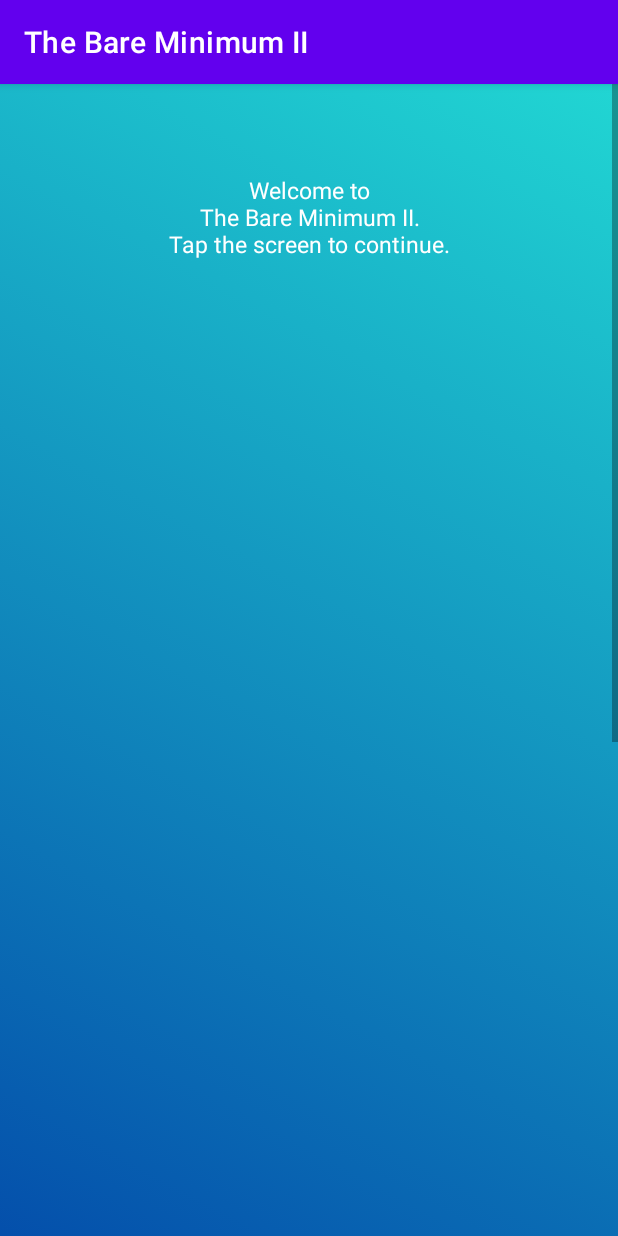
After one commit to cathald96/TheBareMinimumII, an Android app: the WelcomeActivity screen opened directly, with no data from a screen before it, on a phone screen of 412 x 824 dp. The commit adds this screen. Run offline under Robolectric (Android 15) with nearby library versions, the phone set to English and light mode, and no system bars; our stand-ins replace Firebase (no records; nobody signed in at launch, a user with empty details on screens opened directly).

Commit message:
new activities and java files

```diff
--- a/app/src/main/AndroidManifest.xml
+++ b/app/src/main/AndroidManifest.xml
@@ -9,6 +9,7 @@
         android:roundIcon="@mipmap/ic_launcher_round"
         android:supportsRtl="true"
         android:theme="@style/Theme.TheBareMinimumII">
+        <activity android:name=".WelcomeActivity"></activity>
         <activity android:name=".MainActivity">
             <intent-filter>
                 <action android:name="android.intent.action.MAIN" />
--- /dev/null
+++ b/app/src/main/java/com/example/thebareminimumii/WelcomeActivity.java
@@ -0,0 +1,106 @@
+package com.example.thebareminimumii;
+
+import androidx.annotation.NonNull;
+import androidx.appcompat.app.AppCompatActivity;
+import android.content.Intent;
+import android.os.Bundle;
+import android.os.SystemClock;
+import android.view.MotionEvent;
+import android.view.View;
+import android.widget.Button;
+import android.widget.EditText;
+import android.widget.ImageView;
+import android.widget.TextView;
+import android.widget.Toast;
+
+import com.google.android.gms.tasks.OnCompleteListener;
+import com.google.android.gms.tasks.Task;
+import com.google.firebase.auth.AuthResult;
+import com.google.firebase.auth.FirebaseAuth;
+
+
+
+public class WelcomeActivity extends AppCompatActivity {
+    TextView t0, t1,t2,t3,t4,t5;
+    ImageView img1;
+
+    Button b1;
+    int counter = 0;
+    private long mLastClickTime = 0;
+
+    @Override
+    protected void onCreate(Bundle savedInstanceState) {
+        super.onCreate(savedInstanceState);
+        setContentView(R.layout.activity_welcome);
+        t0 = findViewById(R.id.t0);
+        t1 = findViewById(R.id.t1);
+        t2 = findViewById(R.id.t2);
+        t3 = findViewById(R.id.t3);
+        t4 = findViewById(R.id.t4);
+        t5 = findViewById(R.id.t5);
+        img1 = findViewById(R.id.img1);
+        b1 = findViewById(R.id.b1);
+        setContentView(R.layout.activity_welcome);
+
+        View view = findViewById(R.id.View01);
+        view.setOnTouchListener(new View.OnTouchListener() {
+
+            @Override
+            public boolean onTouch(View view, MotionEvent event) {
+
+                if (SystemClock.elapsedRealtime() - mLastClickTime < 500) {
+                    System.out.println("?");
+                } else {
+                    mLastClickTime = SystemClock.elapsedRealtime();
+
+                    counter++;
+                }
+                if (counter > 0) {
+                    TextView tv = findViewById(R.id.t1);
+                    tv.setVisibility(View.VISIBLE);
+                }
+                if (counter > 1) {
+                    TextView tv = findViewById(R.id.t2);
+                    tv.setVisibility(View.VISIBLE);
+                }
+                if (counter > 2) {
+                    TextView tv = findViewById(R.id.t3);
+                    tv.setVisibility(View.VISIBLE);
+                }
+                if (counter > 3) {
+                    TextView tv = findViewById(R.id.t4);
+                    tv.setVisibility(View.VISIBLE);
+                    ImageView img1 = findViewById(R.id.img1);
+                    img1.setVisibility(View.VISIBLE);
+                }
+                if (counter > 4) {
+                    TextView tv = findViewById(R.id.t4);
+                    tv.setVisibility(View.VISIBLE);
+                }
+                if (counter > 5) {
+                    TextView tv = findViewById(R.id.t5);
+                    tv.setVisibility(View.VISIBLE);
+                }
+
+
+                if (counter > 6) {
+                    Button b1 = findViewById(R.id.b1);
+                    b1.setVisibility(View.VISIBLE);
+                    b1.setOnClickListener(new View.OnClickListener() {
+                        @Override
+                        public void onClick(View v) {
+                            Intent Menu = new Intent(WelcomeActivity.this, Menu.class);
+                            startActivity(Menu);
+                        }
+                    });
+                }
+                return true;
+            }
+        });
+    }
+    @Override
+    public void onBackPressed()
+    {
+
+    }
+}
--- /dev/null
+++ b/app/src/main/res/drawable/background.xml
@@ -0,0 +1,9 @@
+<?xml version="1.0" encoding="utf-8"?>
+<animation-list xmlns:android="http://schemas.android.com/apk/res/android">
+    <item
+        android:drawable="@drawable/gradient_1"
+        android:duration="4000" />
+    <item
+        android:drawable="@drawable/gradient_2"
+        android:duration="4000" />
+</animation-list>
--- /dev/null
+++ b/app/src/main/res/drawable/gradient_1.xml
@@ -0,0 +1,7 @@
+<?xml version="1.0" encoding="utf-8"?>
+<shape xmlns:android="http://schemas.android.com/apk/res/android">
+    <gradient
+        android:angle="225"
+        android:endColor="#044fab"
+        android:startColor="#21d6d3" />
+</shape>
--- /dev/null
+++ b/app/src/main/res/drawable/gradient_2.xml
@@ -0,0 +1,7 @@
+<?xml version="1.0" encoding="utf-8"?>
+<shape xmlns:android="http://schemas.android.com/apk/res/android">
+    <gradient
+        android:angle="45"
+        android:endColor="#933c94"
+        android:startColor="#517f95" />
+</shape>
--- /dev/null
+++ b/app/src/main/res/drawable/round_corner.xml
@@ -0,0 +1,6 @@
+<?xml version="1.0" encoding="UTF-8"?>
+<shape android:shape="rectangle" xmlns:android="http://schemas.android.com/apk/res/android">
+    <corners android:radius="300dp"></corners>
+    <solid android:color="@color/teal_200"></solid>
+
+</shape>
--- /dev/null
+++ b/app/src/main/res/layout/activity_welcome.xml
@@ -0,0 +1,164 @@
+<?xml version="1.0" encoding="utf-8"?>
+<ScrollView xmlns:android="http://schemas.android.com/apk/res/android"
+    xmlns:app="http://schemas.android.com/apk/res-auto"
+    xmlns:tools="http://schemas.android.com/tools"
+    android:id="@+id/ScrollView01"
+    android:background="@drawable/background"
+    android:layout_width="fill_parent"
+    android:layout_height="fill_parent">
+
+<androidx.constraintlayout.widget.ConstraintLayout xmlns:android="http://schemas.android.com/apk/res/android"
+    xmlns:app="http://schemas.android.com/apk/res-auto"
+    xmlns:tools="http://schemas.android.com/tools"
+    android:id="@+id/View01"
+    android:layout_width="match_parent"
+    android:layout_height="match_parent"
+    tools:context="com.example.thebareminimumii.WelcomeActivity">
+
+    <LinearLayout
+        android:id="@+id/main_container"
+        android:layout_width="match_parent"
+        android:layout_height="match_parent"
+        android:background="@drawable/background"
+        android:orientation="vertical"/>
+
+
+    <TextView
+        android:id="@+id/t0"
+        android:layout_width="300sp"
+        android:layout_height="wrap_content"
+        android:layout_marginTop="50dp"
+        android:gravity="center"
+        android:padding="10dp"
+        android:text="Welcome to\nThe Bare Minimum II.\nTap the screen to continue."
+        android:textColor="@android:color/white"
+        android:textColorHighlight="#FF000000"
+        android:textSize="15sp"
+        android:visibility="visible"
+        app:layout_constraintBottom_toTopOf="@+id/t1"
+        app:layout_constraintEnd_toEndOf="parent"
+        app:layout_constraintHorizontal_bias="0.5"
+        app:layout_constraintStart_toStartOf="parent"
+        app:layout_constraintTop_toTopOf="parent" />
+
+    <TextView
+        android:id="@+id/t1"
+        android:layout_width="300sp"
+        android:layout_height="wrap_content"
+        android:layout_marginTop="20dp"
+        android:gravity="center"
+        android:padding="10dp"
+        android:text="Hi, my name is Cathal Doherty and i developed this app under the supervision of Joseph Duffin for my Final year project. "
+        android:textColor="@android:color/white"
+        android:textColorHighlight="#FF000000"
+        android:textSize="15sp"
+        android:visibility="invisible"
+        app:layout_constraintEnd_toEndOf="parent"
+        app:layout_constraintStart_toStartOf="parent"
+        app:layout_constraintTop_toBottomOf="@+id/t0" />
+    <TextView
+        android:id="@+id/t2"
+        android:layout_width="300sp"
+        android:layout_height="wrap_content"
+        android:layout_marginTop="20dp"
+        android:gravity="center"
+        android:padding="10dp"
+        android:text="I myself am a Final Year Computer Science student and decided to tackle this project because I struggled with 1st year programming."
+        android:textColor="@android:color/white"
+        android:textColorHighlight="#FF000000"
+        android:textSize="15sp"
+        android:visibility="invisible"
+        app:layout_constraintBottom_toTopOf="@+id/t3"
+        app:layout_constraintEnd_toEndOf="parent"
+        app:layout_constraintHorizontal_bias="0.504"
+        app:layout_constraintStart_toStartOf="parent"
+        app:layout_constraintTop_toBottomOf="@+id/t1" />
+
+    <TextView
+        android:id="@+id/t3"
+        android:layout_width="300sp"
+        android:layout_height="wrap_content"
+        android:layout_marginTop="20dp"
+        android:gravity="center"
+        android:padding="10dp"
+        android:text="The app is designed to help with concepts associated with the CS162 module,and inform you of The Bare Minimum Workload to pass 1st-year Computer Science."
+        android:textColor="@android:color/white"
+        android:textColorHighlight="#FF000000"
+        android:textSize="15sp"
+        android:visibility="invisible"
+        app:layout_constraintEnd_toEndOf="parent"
+        app:layout_constraintHorizontal_bias="0.504"
+        app:layout_constraintStart_toStartOf="parent"
+        app:layout_constraintTop_toBottomOf="@+id/t2" />
+
+    <TextView
+        android:id="@+id/t4"
+        android:layout_width="300sp"
+        android:layout_height="wrap_content"
+        android:layout_marginTop="20dp"
+        android:gravity="center"
+        android:padding="10dp"
+        android:text="Here is a photo of me with the programming learning curve , As you progress through the app I hope your position on the curve progresses."
+        android:textColor="@android:color/white"
+        android:textColorHighlight="#FF000000"
+        android:textSize="15sp"
+        android:visibility="invisible"
+        app:layout_constraintEnd_toEndOf="parent"
+        app:layout_constraintHorizontal_bias="0.496"
+        app:layout_constraintStart_toStartOf="parent"
+        app:layout_constraintTop_toBottomOf="@+id/img1" />
+
+    <TextView
+        android:id="@+id/t5"
+        android:layout_width="300sp"
+        android:layout_height="wrap_content"
+        android:layout_marginTop="20dp"
+        android:gravity="center"
+        android:padding="10dp"
+        android:text="Well that's all from me. \nTap again to get the continue button and get started learning about CS162."
+        android:textColor="@android:color/white"
+        android:textColorHighlight="#FF000000"
+        android:textSize="15sp"
+        android:visibility="invisible"
+        app:layout_constraintTop_toBottomOf="@+id/t4"
+        app:layout_constraintEnd_toEndOf="parent"
+        app:layout_constraintHorizontal_bias="0.495"
+        app:layout_constraintStart_toStartOf="parent"
+        />
+
+
+
+    <ImageView
+        android:id="@+id/img1"
+        android:layout_width="278dp"
+        android:layout_height="532dp"
+        android:layout_marginTop="20dp"
+        android:padding="5dp"
+        android:visibility="invisible"
+        app:layout_constraintBottom_toTopOf="@+id/t4"
+        app:layout_constraintEnd_toEndOf="parent"
+        app:layout_constraintHorizontal_bias="0.5"
+        app:layout_constraintStart_toStartOf="parent"
+        app:layout_constraintTop_toBottomOf="@+id/t3"
+        app:srcCompat="@drawable/mise"
+        tools:visibility="invisible" />
+
+
+
+    <Button
+        android:id="@+id/b1"
+        android:layout_width="wrap_content"
+        android:layout_height="wrap_content"
+        android:layout_marginTop="20dp"
+        android:layout_marginBottom="20dp"
+        android:text="Continue"
+        android:visibility="invisible"
+        android:textColor="@android:color/white"
+        app:layout_constraintBottom_toBottomOf="parent"
+        app:layout_constraintEnd_toEndOf="parent"
+        app:layout_constraintStart_toStartOf="parent"
+        app:layout_constraintTop_toBottomOf="@+id/t5" />
+
+
+</androidx.constraintlayout.widget.ConstraintLayout>
+</ScrollView>
```
Also changed, not shown: app/src/main/java/com/example/thebareminimumii/HomeActivity.java (+11 -1 lines), app/src/main/java/com/example/thebareminimumii/Menu.java (added, +26 -0 lines), app/src/main/res/drawable/frame.xml (added, +10 -0 lines), app/src/main/res/layout/activity_home.xml (+31 -3 lines), app/src/main/res/layout/activity_login.xml (+17 -0 lines), app/src/main/res/layout/activity_main.xml (+17 -0 lines), app/src/main/res/layout/activitymenu.xml (added, +14 -0 lines), app/src/main/res/drawable/logo.png (added), app/src/main/res/drawable/mise.jpg (added).
